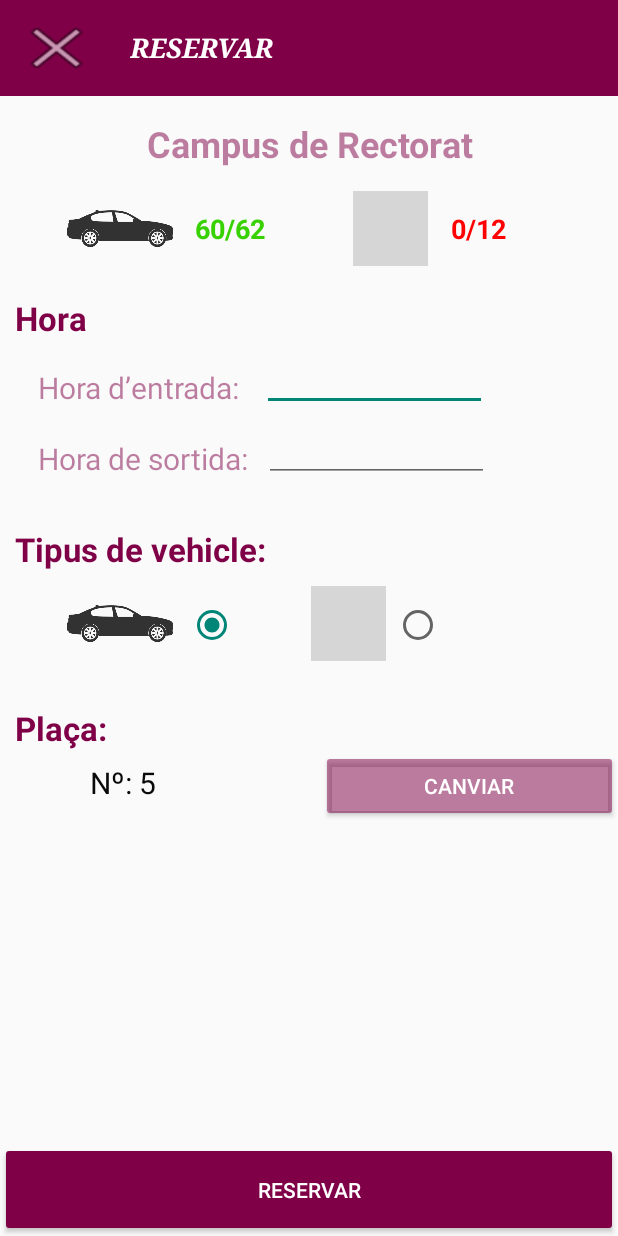
After one commit to mpa19/CarParkFinder, an Android app: the Reservar screen opened directly, with no data from a screen before it, on a phone screen of 412 x 824 dp. The commit adds this screen. Run offline under Robolectric (Android 15) with nearby library versions, the phone set to English and light mode, and no system bars; Roboto replaces fonts that are not available here; grey boxes are pictures that could not be loaded.

Commit message:
implementing reservar page

```diff
--- a/app/src/main/AndroidManifest.xml
+++ b/app/src/main/AndroidManifest.xml
@@ -1,7 +1,6 @@
 <?xml version="1.0" encoding="utf-8"?>
 <manifest xmlns:android="http://schemas.android.com/apk/res/android"
     package="com.example.marc.carparkfinder">
-
     <!--
          The ACCESS_COARSE/FINE_LOCATION permissions are not required to use
          Google Maps Android API v2, but you must specify either coarse or fine
@@ -16,7 +15,7 @@
         android:roundIcon="@mipmap/ic_launcher_round"
         android:supportsRtl="true"
         android:theme="@style/AppTheme.NoActionBar">
-
+        <activity android:name=".Reservar"></activity>
         <!--
              The API key for Google Maps-based APIs is defined as a string resource.
              (See the file "res/values/google_maps_api.xml").
@@ -34,7 +33,7 @@
 
         <activity
             android:name=".DetailsParking"
-            android:label=""></activity>
+            android:label="" />
         <activity android:name=".HomePage" />
         <activity android:name=".SplashScreen">
             <intent-filter>
--- a/app/src/main/java/com/example/marc/carparkfinder/DetailsParking.java
+++ b/app/src/main/java/com/example/marc/carparkfinder/DetailsParking.java
@@ -2,7 +2,9 @@ package com.example.marc.carparkfinder;
 
 import androidx.fragment.app.FragmentActivity;
 
+import android.content.Intent;
 import android.os.Bundle;
+import android.view.View;
 
 import com.google.android.gms.maps.CameraUpdateFactory;
 import com.google.android.gms.maps.GoogleMap;
@@ -44,4 +46,13 @@ public class DetailsParking extends FragmentActivity implements OnMapReadyCallba
         mMap.addMarker(new MarkerOptions().position(recto).title("Carrer del Bisbe Messeguer, 2, 25003 Lleida"));
         mMap.moveCamera(CameraUpdateFactory.newLatLngZoom(recto, 17.0f));
     }
+
+    public void btnR(View v){
+        Intent i = new Intent(this, Reservar.class);
+        startActivity(i);
+    }
+
+    public void back(View v){
+        finish();
+    }
 }
--- a/app/src/main/java/com/example/marc/carparkfinder/HomePage.java
+++ b/app/src/main/java/com/example/marc/carparkfinder/HomePage.java
@@ -18,4 +18,9 @@ public class HomePage extends AppCompatActivity {
         Intent i = new Intent(this, DetailsParking.class);
         startActivity(i);
     }
+
+    public void btnR(View v){
+        Intent i = new Intent(this, Reservar.class);
+        startActivity(i);
+    }
 }
--- /dev/null
+++ b/app/src/main/java/com/example/marc/carparkfinder/Reservar.java
@@ -0,0 +1,19 @@
+package com.example.marc.carparkfinder;
+
+import androidx.appcompat.app.AppCompatActivity;
+
+import android.os.Bundle;
+import android.view.View;
+
+public class Reservar extends AppCompatActivity {
+
+    @Override
+    protected void onCreate(Bundle savedInstanceState) {
+        super.onCreate(savedInstanceState);
+        setContentView(R.layout.activity_reservar);
+    }
+
+    public void back(View v){
+        finish();
+    }
+}
--- a/app/src/main/res/layout/activity_details_parking.xml
+++ b/app/src/main/res/layout/activity_details_parking.xml
@@ -28,6 +28,7 @@
                 android:layout_marginLeft="20dp"
                 android:layout_weight="4.5"
                 android:background="@android:drawable/ic_menu_revert"
+                android:onClick="back"
                 android:textAlignment="viewStart" />
 
             <TextView
@@ -101,7 +102,7 @@
                             android:layout_height="match_parent"
                             android:layout_marginLeft="10dp"
                             android:gravity="center_horizontal|center_vertical"
-                            android:text="62/62"
+                            android:text="60/62"
                             android:textColor="#38D101"
                             android:textSize="18sp"
                             android:textStyle="bold" />
@@ -201,6 +202,24 @@
                         android:text="@string/accRe"
                         android:textColor="#000000"
                         android:textSize="16sp" />
+
+                    <TextView
+                        android:id="@+id/textView6"
+                        android:layout_width="match_parent"
+                        android:layout_height="wrap_content"
+                        android:layout_marginTop="10dp"
+                        android:text="@string/loc"
+                        android:textColor="#7F0047"
+                        android:textSize="18sp"
+                        android:textStyle="bold" />
+
+                    <TextView
+                        android:id="@+id/textView13"
+                        android:layout_width="match_parent"
+                        android:layout_height="wrap_content"
+                        android:text="@string/locRe"
+                        android:textColor="#000000"
+                        android:textSize="16sp" />
                 </LinearLayout>
             </ScrollView>
 
@@ -216,17 +235,10 @@
                     android:layout_height="wrap_content"
                     android:layout_weight="1"
                     android:backgroundTint="#7F0047"
+                    android:onClick="btnR"
                     android:text="@string/btnR"
                     android:textColor="#FFFFFF" />
 
-                <Button
-                    android:id="@+id/button10"
-                    android:layout_width="wrap_content"
-                    android:layout_height="wrap_content"
-                    android:layout_weight="1"
-                    android:backgroundTint="#7F0047"
-                    android:text="@string/llegar"
-                    android:textColor="#FFFFFF" />
             </LinearLayout>
 
         </LinearLayout>
--- a/app/src/main/res/layout/activity_home_page.xml
+++ b/app/src/main/res/layout/activity_home_page.xml
@@ -106,7 +106,7 @@
                                 android:layout_height="match_parent"
                                 android:layout_marginLeft="10dp"
                                 android:gravity="center_horizontal|center_vertical"
-                                android:text="62/62"
+                                android:text="60/62"
                                 android:textColor="#38D101"
                                 android:textSize="18sp"
                                 android:textStyle="bold" />
@@ -152,6 +152,7 @@
                             android:layout_weight="1"
                             android:backgroundTint="#7F0047"
                             android:fontFamily="sans-serif"
+                            android:onClick="btnR"
                             android:text="@string/btnR"
                             android:textColor="#FFFFFF"
                             android:textStyle="bold" />
--- /dev/null
+++ b/app/src/main/res/layout/activity_reservar.xml
@@ -0,0 +1,294 @@
+<?xml version="1.0" encoding="utf-8"?>
+<LinearLayout xmlns:android="http://schemas.android.com/apk/res/android"
+    xmlns:app="http://schemas.android.com/apk/res-auto"
+    xmlns:tools="http://schemas.android.com/tools"
+    android:layout_width="match_parent"
+    android:layout_height="match_parent"
+    android:orientation="vertical"
+    tools:context=".Reservar">
+
+    <LinearLayout
+        android:layout_width="match_parent"
+        android:layout_height="match_parent"
+        android:layout_weight="5.4"
+        android:background="#7F0047"
+        android:orientation="horizontal">
+
+        <Button
+            android:id="@+id/button"
+            android:layout_width="match_parent"
+            android:layout_height="match_parent"
+            android:layout_margin="10dp"
+            android:layout_marginLeft="20dp"
+            android:layout_weight="4.5"
+            android:background="@android:drawable/ic_menu_close_clear_cancel"
+            android:onClick="back"
+            android:textAlignment="viewStart" />
+
+        <TextView
+            android:id="@+id/textView"
+            android:layout_width="match_parent"
+            android:layout_height="match_parent"
+            android:layout_marginLeft="11dp"
+            android:layout_marginTop="19dp"
+            android:layout_weight="1"
+            android:fontFamily="serif"
+            android:text="@string/btnR"
+            android:textColor="#FFFFFF"
+            android:textSize="18sp"
+            android:textStyle="bold|italic" />
+
+    </LinearLayout>
+
+    <LinearLayout
+        android:layout_width="match_parent"
+        android:layout_height="match_parent"
+        android:layout_marginTop="15dp"
+        android:layout_weight="0.9"
+        android:orientation="vertical">
+
+        <TextView
+            android:id="@+id/textView20"
+            android:layout_width="match_parent"
+            android:layout_height="wrap_content"
+            android:text="@string/rect"
+            android:textAlignment="center"
+            android:textColor="#817F0047"
+            android:textSize="24sp"
+            android:textStyle="bold" />
+
+        <LinearLayout
+            android:layout_width="match_parent"
+            android:layout_height="wrap_content"
+            android:layout_marginTop="15dp"
+            android:orientation="horizontal">
+
+            <LinearLayout
+                android:layout_width="match_parent"
+                android:layout_height="match_parent"
+                android:layout_weight="1"
+                android:orientation="horizontal">
+
+                <ImageView
+                    android:id="@+id/imageView8"
+                    android:layout_width="80dp"
+                    android:layout_height="50dp"
+                    android:layout_marginLeft="40dp"
+                    android:background="@drawable/car" />
+
+                <TextView
+                    android:id="@+id/textView15"
+                    android:layout_width="wrap_content"
+                    android:layout_height="match_parent"
+                    android:layout_marginLeft="10dp"
+                    android:gravity="center_horizontal|center_vertical"
+                    android:text="60/62"
+                    android:textColor="#38D101"
+                    android:textSize="18sp"
+                    android:textStyle="bold" />
+            </LinearLayout>
+
+            <LinearLayout
+                android:layout_width="match_parent"
+                android:layout_height="match_parent"
+                android:layout_weight="1.2"
+                android:orientation="horizontal">
+
+                <ImageView
+                    android:id="@+id/imageView9"
+                    android:layout_width="50dp"
+                    android:layout_height="50dp"
+                    android:layout_marginLeft="10dp"
+                    android:background="@drawable/moto" />
+
+                <TextView
+                    android:id="@+id/textView14"
+                    android:layout_width="wrap_content"
+                    android:layout_height="match_parent"
+                    android:layout_marginLeft="15dp"
+                    android:layout_weight="1"
+                    android:gravity="center_vertical"
+                    android:text="0/12"
+                    android:textColor="#FF0101"
+                    android:textSize="18sp"
+                    android:textStyle="bold" />
+            </LinearLayout>
+
+        </LinearLayout>
+
+        <TextView
+            android:id="@+id/textView18"
+            android:layout_width="match_parent"
+            android:layout_height="wrap_content"
+            android:layout_marginLeft="10dp"
+            android:layout_marginTop="20dp"
+            android:text="@string/horaEn"
+            android:textColor="#7F0047"
+            android:textSize="22sp"
+            android:textStyle="bold" />
+
+        <LinearLayout
+            android:layout_width="wrap_content"
+            android:layout_height="wrap_content"
+            android:layout_marginLeft="25dp"
+            android:layout_marginTop="10dp"
+            android:orientation="horizontal">
+
+            <TextView
+                android:id="@+id/textView21"
+                android:layout_width="wrap_content"
+                android:layout_height="wrap_content"
+                android:layout_weight="1"
+                android:text="@string/horaEntrada"
+                android:textColor="#817F0047"
+                android:textSize="20sp" />
+
+            <EditText
+                android:id="@+id/editText"
+                android:layout_width="150dp"
+                android:layout_height="wrap_content"
+                android:layout_marginLeft="15dp"
+                android:layout_marginTop="-8dp"
+                android:layout_weight="1"
+                android:ems="10"
+                android:inputType="time" />
+
+        </LinearLayout>
+
+        <LinearLayout
+            android:layout_width="wrap_content"
+            android:layout_height="wrap_content"
+            android:layout_marginLeft="25dp"
+            android:layout_marginTop="10dp"
+            android:orientation="horizontal">
+
+            <TextView
+                android:id="@+id/textView19"
+                android:layout_width="wrap_content"
+                android:layout_height="wrap_content"
+                android:layout_weight="1"
+                android:text="@string/horaSortida"
+                android:textColor="#817F0047"
+                android:textSize="20sp" />
+
+            <EditText
+                android:id="@+id/editText2"
+                android:layout_width="150dp"
+                android:layout_height="wrap_content"
+                android:layout_marginLeft="10dp"
+                android:layout_marginTop="-8dp"
+                android:layout_weight="1"
+                android:ems="10"
+                android:inputType="time" />
+
+        </LinearLayout>
+
+        <TextView
+            android:id="@+id/textView24"
+            android:layout_width="match_parent"
+            android:layout_height="wrap_content"
+            android:layout_marginLeft="10dp"
+            android:layout_marginTop="30dp"
+            android:text="@string/tipus"
+            android:textColor="#7F0047"
+            android:textSize="22sp"
+            android:textStyle="bold" />
+
+        <RadioGroup
+            android:layout_width="wrap_content"
+            android:layout_height="wrap_content"
+            android:layout_marginTop="10dp"
+            android:orientation="horizontal">
+
+            <ImageView
+                android:id="@+id/imageView10"
+                android:layout_width="80dp"
+                android:layout_height="50dp"
+                android:layout_marginLeft="40dp"
+                android:layout_weight="1"
+                android:background="@drawable/car" />
+
+            <RadioButton
+                android:id="@+id/radioButton4"
+                android:layout_width="wrap_content"
+                android:layout_height="wrap_content"
+                android:layout_marginLeft="5dp"
+                android:layout_marginTop="10dp"
+                android:checked="true" />
+
+            <ImageView
+                android:id="@+id/imageView11"
+                android:layout_width="50dp"
+                android:layout_height="50dp"
+                android:layout_marginLeft="50dp"
+                android:layout_weight="1"
+                android:background="@drawable/moto" />
+
+            <RadioButton
+                android:id="@+id/radioButton5"
+                android:layout_width="wrap_content"
+                android:layout_height="wrap_content"
+                android:layout_marginLeft="5dp"
+                android:layout_marginTop="10dp" />
+        </RadioGroup>
+
+        <LinearLayout
+            android:layout_width="match_parent"
+            android:layout_height="match_parent"
+            android:layout_marginLeft="10dp"
+            android:layout_marginTop="30dp"
+            android:orientation="vertical">
+
+            <TextView
+                android:id="@+id/textView31"
+                android:layout_width="match_parent"
+                android:layout_height="wrap_content"
+                android:text="@string/placa"
+                android:textAllCaps="false"
+                android:textColor="#7F0047"
+                android:textSize="22sp"
+                android:textStyle="bold" />
+
+            <LinearLayout
+                android:layout_width="match_parent"
+                android:layout_height="match_parent"
+                android:orientation="horizontal">
+
+                <TextView
+                    android:id="@+id/textView32"
+                    android:layout_width="wrap_content"
+                    android:layout_height="wrap_content"
+                    android:layout_marginLeft="50dp"
+                    android:layout_weight="1"
+                    android:text="Nº: 5"
+                    android:textColor="#090909"
+                    android:textSize="20sp" />
+
+                <Button
+                    android:id="@+id/button11"
+                    android:layout_width="wrap_content"
+                    android:layout_height="wrap_content"
+                    android:layout_weight="1"
+                    android:backgroundTint="#817F0047"
+                    android:text="@string/placaS"
+                    android:textColor="#FFFFFF" />
+            </LinearLayout>
+        </LinearLayout>
+
+    </LinearLayout>
+
+    <LinearLayout
+        android:layout_width="match_parent"
+        android:layout_height="match_parent"
+        android:layout_weight="5.4"
+        android:orientation="vertical">
+
+        <Button
+            android:id="@+id/button10"
+            android:layout_width="match_parent"
+            android:layout_height="match_parent"
+            android:backgroundTint="#7F0047"
+            android:text="@string/btnR"
+            android:textColor="#FFFFFF" />
+    </LinearLayout>
+</LinearLayout>
--- a/app/src/main/res/values/strings.xml
+++ b/app/src/main/res/values/strings.xml
@@ -19,10 +19,14 @@
     <string name="acc">Accés</string>
     <string name="accRe">L’accés a l’aparcament estarà restringit a les persones autoritzades i es farà mitjançant el carnet de la
         UdL que identifica a tots els membres de la comunitat universitària.</string>
-
-
-
-
+    <string name="loc">Localització</string>
+    <string name="locRe">Carrer del Bisbe Messeguer, 2, 25003 Lleida</string>
+    <string name="horaEn">Hora</string>
+    <string name="horaEntrada">Hora d’entrada:</string>
+    <string name="horaSortida">Hora de sortida:</string>
+    <string name="tipus">Tipus de vehicle:</string>
+    <string name="placa">Plaça:</string>
+    <string name="placaS">Canviar</string>
 
 
 
```
